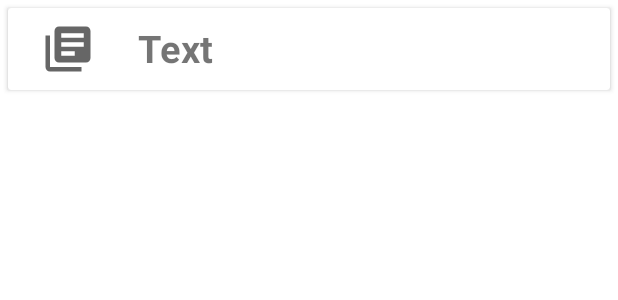
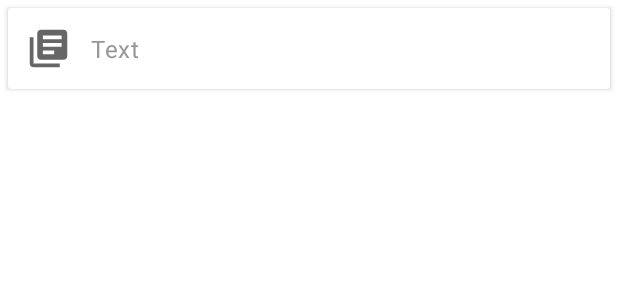
Before and after one commit to nf3lix/avisio, an Android app: the layout box_list_item.xml on its own in the app's theme, with its tools: preview values and no code run, on a phone screen of 412 x 824 dp. Shown: the top 300 px of the screen. Run offline under Robolectric (Android 15) with nearby library versions, the phone set to English and light mode, and no system bars; Roboto replaces fonts that are not available here.

Commit message:
update text appearance of box_list_item

```diff
--- a/dashboard/src/main/res/layout/box_list_item.xml
+++ b/dashboard/src/main/res/layout/box_list_item.xml
@@ -5,11 +5,11 @@
     android:layout_width="match_parent"
     android:layout_height="wrap_content"
     android:layout_margin="5dp"
+    app:contentPadding="4dp"
     app:layout_constraintBottom_toBottomOf="parent"
     app:layout_constraintEnd_toEndOf="parent"
     app:layout_constraintStart_toStartOf="parent"
-        app:layout_constraintTop_toTopOf="parent"
-        app:contentPadding="4dp">
+    app:layout_constraintTop_toTopOf="parent">
 
     <androidx.constraintlayout.widget.ConstraintLayout
         android:layout_width="match_parent"
@@ -17,24 +17,37 @@
 
         <ImageView
             android:id="@+id/imageView"
-                android:layout_width="40dp"
-                android:layout_height="36dp"
-                android:layout_marginStart="16dp"
-                android:layout_marginLeft="16dp"
+            android:layout_width="30dp"
+            android:layout_height="30dp"
+            android:layout_marginStart="8dp"
+            android:layout_marginLeft="8dp"
+            android:layout_marginTop="8dp"
+            android:layout_marginEnd="8dp"
+            android:layout_marginRight="8dp"
+            android:layout_marginBottom="8dp"
             app:layout_constraintBottom_toBottomOf="parent"
+            app:layout_constraintEnd_toStartOf="@+id/box_text_view"
             app:layout_constraintStart_toStartOf="parent"
             app:layout_constraintTop_toTopOf="parent"
+            app:layout_constraintVertical_bias="0.0"
             app:srcCompat="@drawable/box_icon_default" />
 
         <TextView
             android:id="@+id/box_text_view"
-                android:layout_width="233dp"
-                android:layout_height="36dp"
+            android:layout_width="0dp"
+            android:layout_height="0dp"
             android:layout_margin="5dp"
+            android:layout_marginStart="8dp"
+            android:layout_marginLeft="8dp"
+            android:layout_marginEnd="8dp"
+            android:layout_marginRight="8dp"
             android:fontFamily="sans-serif"
+            android:gravity="center_vertical"
             android:text="Text"
-                android:textSize="25sp"
-                android:textStyle="bold"
+            android:textAppearance="@style/TextAppearance.MdcTypographyStyles.Body1"
+            android:textColor="@color/textColor"
+            android:textSize="16sp"
+            android:textStyle="normal"
             app:layout_constraintBottom_toBottomOf="parent"
             app:layout_constraintEnd_toEndOf="parent"
             app:layout_constraintHorizontal_bias="0.23"
```
Lines whose indentation alone changed are shown as unchanged.
